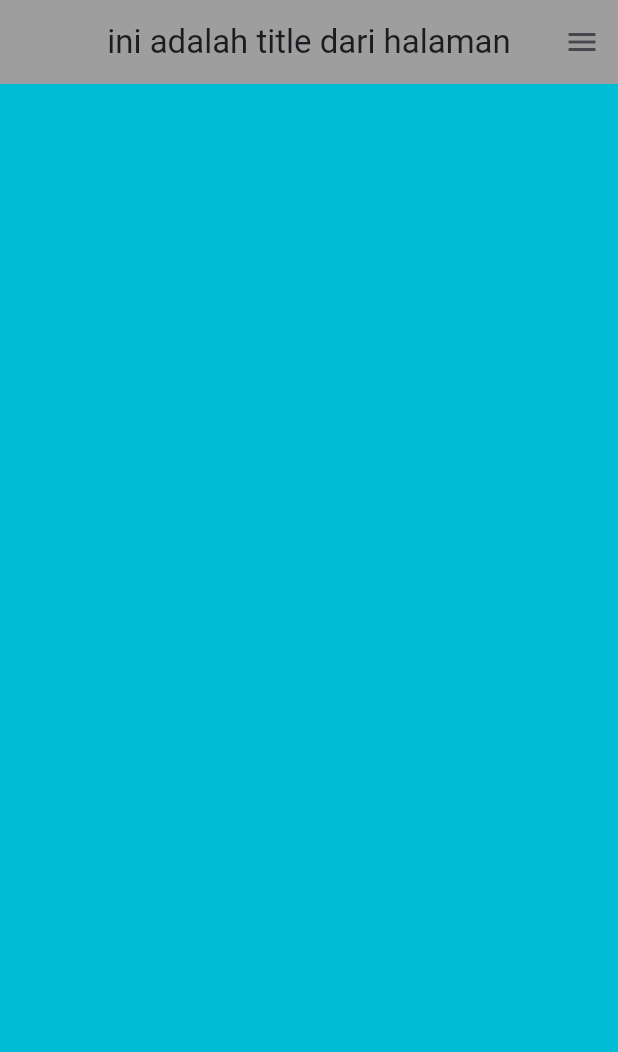
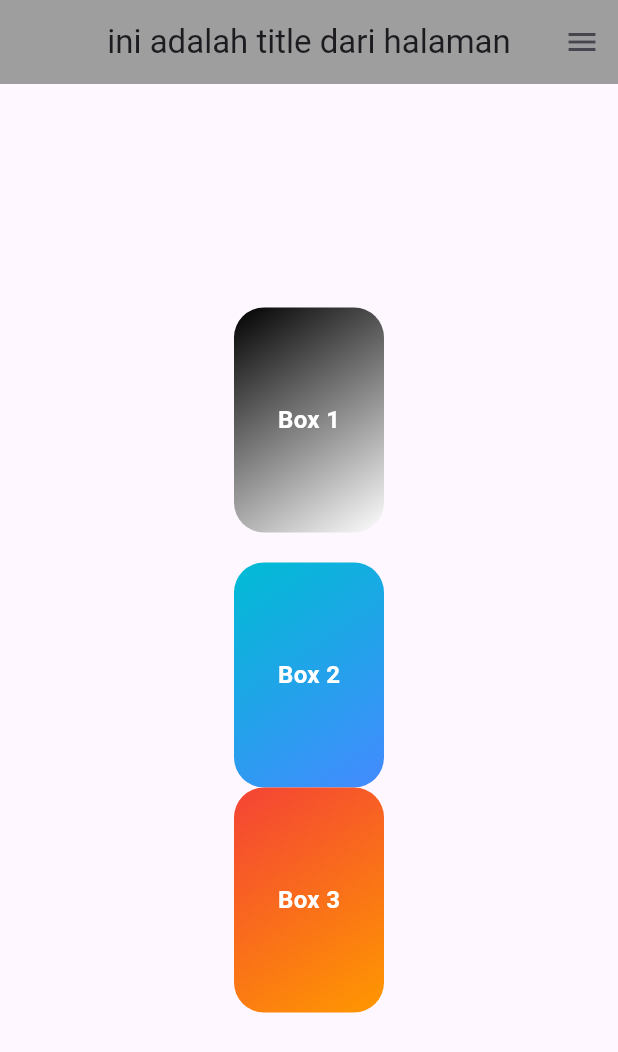
Before and after one commit to cendyal-hub/latihan2, a Flutter app: the screen it shows after launch, on a phone screen of 412 x 824 dp. Shown: the top 1052 px of the screen. Run offline on Flutter 3.47's test engine with Material 3 defaults, Android fonts, the phone set to English and light mode, and no system bars.

Commit message:
menambahkan container dalam body dangan warna gradasi

```diff
--- a/lib/main.dart
+++ b/lib/main.dart
@@ -28,17 +28,115 @@ class MyHome extends StatelessWidget {
         centerTitle: true,
         backgroundColor: Colors.grey,
         actions: [
-          IconButton(onPressed: () {
-            print('menu button pressed');
-          },
-          icon: const Icon(Icons.menu),
+          IconButton(
+            onPressed: () {
+              print('menu button pressed');
+            },
+            icon: const Icon(Icons.menu),
           ),
-        ]
+        ],
       ),
-      body: Container(
-        color: Colors.cyan,
+      // body: Container(
+      //   width: 100,
+      //   height: 100,
+      //   // color: Colors.cyan,
+      //   alignment: Alignment.topCenter,
+      //   // child: Row(
+      //   //   mainAxisAlignment: MainAxisAlignment.center,
+      //   //   children: [
+      //   //     Icon(Icons.person),
+      //   //     SizedBox(width: 10),
+      //   //     Text("Mison kntl")
+      //   //   ],
+      //   // ),
+      //   decoration: BoxDecoration(
+      //     color: Colors.cyan,
+      //     borderRadius: BorderRadius.circular(20),
+      //     gradient: LinearGradient(
+      //       begin: Alignment.topLeft,
+      //       end: Alignment.bottomRight,
+      //       colors: [
+      //         Colors.black,
+      //         Colors.white,
+      //       ],
+      //     )
+      //   ),
+      // ),
+      body: Center(
+        child: Column(
+          mainAxisAlignment: MainAxisAlignment.center, // atur posisi horizontal
+          children: [
+            Container(
+              width: 100,
+              height: 150,
+              decoration: BoxDecoration(
+                gradient: LinearGradient(
+                  begin: Alignment.topLeft,
+                  end: Alignment.bottomRight,
+                  colors: [Colors.black, Colors.white],
+                ),
+                borderRadius: BorderRadius.circular(20),
+              ),
+              child: Center(
+                child: Text(
+                  "Box 1",
+                  style: TextStyle(
+                    color: Colors.white,
+                    fontSize: 16,
+                    fontWeight: FontWeight.bold,
+                  ),
+                ),
+              ),
+            ),
+            SizedBox(height: 20), // jarak antar container
+            Container(
+              width: 100,
+              height: 150,
+              decoration: BoxDecoration(
+                gradient: LinearGradient(
+                  begin: Alignment.topLeft,
+                  end: Alignment.bottomRight,
+                  colors: [Colors.cyan, Colors.blueAccent],
+                ),
+                borderRadius: BorderRadius.circular(20),
+              ),
+              child: Center(
+                child: Text(
+                  "Box 2",
+                  style: TextStyle(
+                    color: Colors.white,
+                    fontSize: 16,
+                    fontWeight: FontWeight.bold,
+                  ),
+                ),
+              ),
+            ),
+            SizedBox(width: 20),
+            Container(
+              width: 100,
+              height: 150,
+              decoration: BoxDecoration(
+                gradient: LinearGradient(
+                  begin: Alignment.topLeft,
+                  end: Alignment.bottomRight,
+                  colors: [Colors.red, Colors.orange],
+                ),
+                borderRadius: BorderRadius.circular(20),
+              ),
+              child: Center(
+                child: Text(
+                  "Box 3",
+                  style: TextStyle(
+                    color: Colors.white,
+                    fontSize: 16,
+                    fontWeight: FontWeight.bold,
+                  ),
+                ),
+              ),
+            ),
+          ],
+        ),
       ),
     );
-
   }
 }
```
Also changed, not shown: 1 other file.
